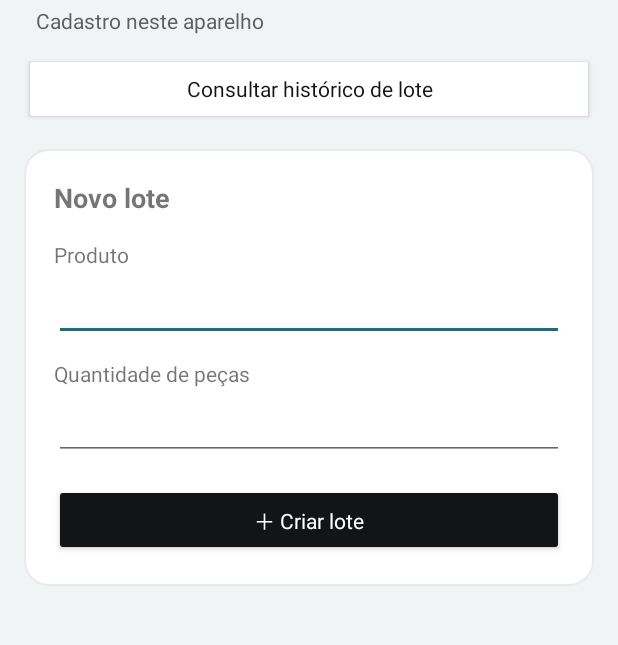
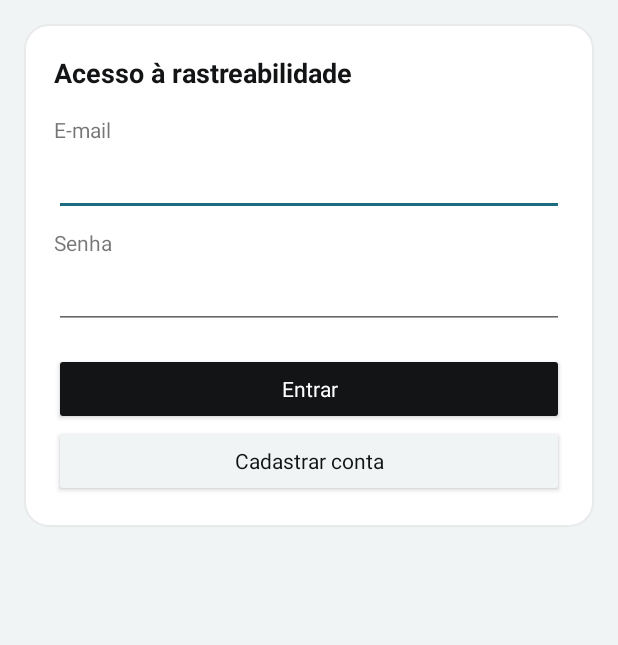
Before and after one commit to PedroVazN/rastreabilidade-de-lote, an Android app: the screen it shows after launch (MainActivity before the commit, LoginActivity after it), on a phone screen of 412 x 824 dp, the part 68-713 px from its top. Run offline under Robolectric (Android 15) with nearby library versions, the phone set to English and light mode, and no system bars; our stand-ins replace Firebase (no records; nobody signed in at launch, a user with empty details on screens opened directly).

Commit message:
Integra login, perfis e regras do Firebase

```diff
--- a/app/src/main/AndroidManifest.xml
+++ b/app/src/main/AndroidManifest.xml
@@ -1,11 +1,13 @@
 <manifest xmlns:android="http://schemas.android.com/apk/res/android">
+    <uses-permission android:name="android.permission.INTERNET" />
     <application android:allowBackup="false" android:label="@string/app_name" android:theme="@style/AppTheme">
-        <activity android:name=".MainActivity" android:exported="true">
+        <activity android:name=".LoginActivity" android:exported="true">
             <intent-filter>
                 <action android:name="android.intent.action.MAIN" />
                 <category android:name="android.intent.category.LAUNCHER" />
             </intent-filter>
         </activity>
+        <activity android:name=".MainActivity" android:exported="false" />
         <activity android:name=".HistoricoActivity" android:exported="false" />
     </application>
 </manifest>
--- /dev/null
+++ b/app/src/main/java/br/edu/unisenai/rastreabilidade/LoginActivity.java
@@ -0,0 +1,135 @@
+package br.edu.unisenai.rastreabilidade;
+
+import android.app.Activity;
+import android.content.Intent;
+import android.os.Bundle;
+import android.util.Patterns;
+import android.view.View;
+import android.view.WindowInsets;
+import android.widget.EditText;
+import android.widget.TextView;
+
+import com.google.firebase.auth.FirebaseAuth;
+import com.google.firebase.auth.FirebaseUser;
+import com.google.firebase.firestore.FirebaseFirestore;
+import com.google.firebase.firestore.Source;
+
+public class LoginActivity extends Activity {
+    static final String EXTRA_PERFIL = "perfil";
+    static final String EXTRA_UID = "uid";
+    static final String OPERADOR = "operador";
+    static final String QUALIDADE = "qualidade";
+
+    private FirebaseAuth auth;
+    private EditText email;
+    private EditText senha;
+    private TextView mensagem;
+    private View entrar;
+    private View cadastrar;
+    private boolean ocupado;
+
+    @Override
+    protected void onCreate(Bundle estado) {
+        super.onCreate(estado);
+        setContentView(R.layout.activity_login);
+        findViewById(R.id.tela).setOnApplyWindowInsetsListener((view, insets) -> {
+            android.graphics.Insets barras = insets.getInsets(WindowInsets.Type.systemBars()
+                    | WindowInsets.Type.displayCutout() | WindowInsets.Type.ime());
+            view.setPadding(barras.left, barras.top, barras.right, barras.bottom);
+            return insets;
+        });
+        auth = FirebaseAuth.getInstance();
+        email = findViewById(R.id.email);
+        senha = findViewById(R.id.senha);
+        mensagem = findViewById(R.id.mensagem_login);
+        entrar = findViewById(R.id.entrar);
+        cadastrar = findViewById(R.id.cadastrar);
+        entrar.setOnClickListener(view -> autenticar(false));
+        cadastrar.setOnClickListener(view -> autenticar(true));
+        FirebaseUser atual = auth.getCurrentUser();
+        if (atual != null) {
+            carregarPerfil(atual.getUid());
+        }
+    }
+
+    private void autenticar(boolean novaConta) {
+        if (ocupado) {
+            return;
+        }
+        FirebaseUser atual = auth.getCurrentUser();
+        if (!novaConta && atual != null) {
+            carregarPerfil(atual.getUid());
+            return;
+        }
+        String endereco = email.getText().toString().trim();
+        String segredo = senha.getText().toString();
+        if (!Patterns.EMAIL_ADDRESS.matcher(endereco).matches()) {
+            email.setError(getString(R.string.erro_email));
+            email.requestFocus();
+            return;
+        }
+        if (segredo.isEmpty() || (novaConta && segredo.length() < 6)) {
+            senha.setError(getString(novaConta ? R.string.erro_senha_curta : R.string.erro_senha));
+            senha.requestFocus();
+            return;
+        }
+        definirEstado(true, R.string.conectando);
+        var operacao = novaConta ? auth.createUserWithEmailAndPassword(endereco, segredo)
+                : auth.signInWithEmailAndPassword(endereco, segredo);
+        operacao.addOnCompleteListener(tarefa -> {
+            if (!tarefa.isSuccessful()) {
+                if (!isDestroyed()) {
+                    definirEstado(false, novaConta ? R.string.erro_cadastro : R.string.erro_login);
+                }
+                return;
+            }
+            if (novaConta) {
+                auth.signOut();
+                if (!isDestroyed()) {
+                    senha.setText("");
+                    definirEstado(false, R.string.cadastro_pendente);
+                }
+                return;
+            }
+            FirebaseUser usuario = auth.getCurrentUser();
+            if (!isDestroyed() && usuario != null) {
+                carregarPerfil(usuario.getUid());
+            }
+        });
+    }
+
+    private void carregarPerfil(String uid) {
+        definirEstado(true, R.string.conectando);
+        FirebaseFirestore.getInstance().collection("usuarios").document(uid).get(Source.SERVER)
+                .addOnCompleteListener(tarefa -> {
+                    if (isDestroyed() || isFinishing()) {
+                        return;
+                    }
+                    if (!tarefa.isSuccessful()) {
+                        auth.signOut();
+                        definirEstado(false, R.string.erro_perfil);
+                        return;
+                    }
+                    Object perfil = tarefa.getResult().get("perfil");
+                    FirebaseUser atual = auth.getCurrentUser();
+                    if (atual == null || !uid.equals(atual.getUid())
+                            || (!OPERADOR.equals(perfil) && !QUALIDADE.equals(perfil))) {
+                        auth.signOut();
+                        definirEstado(false, R.string.sem_perfil);
+                        return;
+                    }
+                    startActivity(new Intent(this, MainActivity.class)
+                            .putExtra(EXTRA_UID, uid).putExtra(EXTRA_PERFIL, (String) perfil)
+                            .addFlags(Intent.FLAG_ACTIVITY_NEW_TASK | Intent.FLAG_ACTIVITY_CLEAR_TASK));
+                    finish();
+                });
+    }
+
+    private void definirEstado(boolean carregando, int texto) {
+        ocupado = carregando;
+        entrar.setEnabled(!carregando);
+        cadastrar.setEnabled(!carregando);
+        mensagem.setText(texto);
+        mensagem.setVisibility(View.VISIBLE);
+    }
+}
--- /dev/null
+++ b/app/src/main/res/layout/activity_login.xml
@@ -0,0 +1,38 @@
+<ScrollView xmlns:android="http://schemas.android.com/apk/res/android"
+    android:id="@+id/tela" android:layout_width="match_parent"
+    android:layout_height="match_parent" android:fillViewport="true">
+    <LinearLayout android:layout_width="match_parent" android:layout_height="wrap_content"
+        android:orientation="vertical" android:padding="16dp">
+        <TextView android:layout_width="match_parent" android:layout_height="wrap_content"
+            android:paddingHorizontal="8dp" android:text="@string/app_name" android:textColor="#131416"
+            android:textSize="22sp" android:textStyle="bold" android:accessibilityHeading="true" />
+        <LinearLayout android:layout_width="match_parent" android:layout_height="wrap_content"
+            android:layout_marginTop="16dp" android:orientation="vertical"
+            android:padding="20dp" android:background="@drawable/folha">
+            <TextView android:layout_width="match_parent" android:layout_height="wrap_content"
+                android:text="@string/acesso" android:textColor="#131416" android:textSize="18sp"
+                android:textStyle="bold" android:accessibilityHeading="true" />
+            <TextView android:layout_width="match_parent" android:layout_height="wrap_content"
+                android:layout_marginTop="16dp" android:text="@string/email" android:labelFor="@id/email" />
+            <EditText android:id="@+id/email" android:layout_width="match_parent"
+                android:layout_height="wrap_content" android:minHeight="48dp"
+                android:autofillHints="emailAddress" android:inputType="textEmailAddress" />
+            <TextView android:layout_width="match_parent" android:layout_height="wrap_content"
+                android:layout_marginTop="8dp" android:text="@string/senha" android:labelFor="@id/senha" />
+            <EditText android:id="@+id/senha" android:layout_width="match_parent"
+                android:layout_height="wrap_content" android:minHeight="48dp"
+                android:autofillHints="password" android:inputType="textPassword" />
+            <Button android:id="@+id/entrar" android:layout_width="match_parent"
+                android:layout_height="wrap_content" android:layout_marginTop="16dp"
+                android:backgroundTint="#131416" android:textColor="#FFFFFF"
+                android:text="@string/entrar" android:textAllCaps="false" />
+            <Button android:id="@+id/cadastrar" android:layout_width="match_parent"
+                android:layout_height="wrap_content" android:backgroundTint="#F1F4F5"
+                android:textColor="#131416" android:text="@string/criar_conta" android:textAllCaps="false" />
+            <TextView android:id="@+id/mensagem_login" android:layout_width="match_parent"
+                android:layout_height="wrap_content" android:layout_marginTop="12dp"
+                android:textColor="#5D5F60" android:accessibilityLiveRegion="polite"
+                android:visibility="gone" />
+        </LinearLayout>
+    </LinearLayout>
+</ScrollView>
--- a/app/src/main/res/values/strings.xml
+++ b/app/src/main/res/values/strings.xml
@@ -1,5 +1,22 @@
 <resources>
     <string name="app_name">Rastreabilidade de Lote</string>
+    <string name="acesso">Acesso à rastreabilidade</string>
+    <string name="email">E-mail</string>
+    <string name="senha">Senha</string>
+    <string name="entrar">Entrar</string>
+    <string name="criar_conta">Cadastrar conta</string>
+    <string name="sair">Sair</string>
+    <string name="perfil_operador">Operador de etapa</string>
+    <string name="perfil_qualidade">Qualidade</string>
+    <string name="erro_email">Informe um e-mail válido.</string>
+    <string name="erro_senha">Informe a senha.</string>
+    <string name="erro_senha_curta">Use pelo menos 6 caracteres.</string>
+    <string name="erro_login">Confira o e-mail e a senha e tente novamente.</string>
+    <string name="erro_cadastro">Não foi possível cadastrar a conta. Confira o e-mail e a política de senha.</string>
+    <string name="erro_perfil">Não foi possível carregar seu perfil. Confira a conexão e tente novamente.</string>
+    <string name="sem_perfil">Conta sem perfil autorizado. Peça à equipe para atribuir seu perfil no Firebase.</string>
+    <string name="cadastro_pendente">Conta criada. Peça à equipe para liberar seu perfil antes de entrar.</string>
+    <string name="conectando">Conectando…</string>
     <string name="local">Cadastro neste aparelho</string>
     <string name="novo">Novo lote</string>
     <string name="produto">Produto</string>
--- a/build.gradle
+++ b/build.gradle
@@ -1,3 +1,4 @@
 plugins {
     id 'com.android.application' version '9.0.1' apply false
+    id 'com.google.gms.google-services' version '4.6.0' apply false
 }
```
Also changed, not shown: app/build.gradle (+7 -1 lines), app/src/main/java/br/edu/unisenai/rastreabilidade/MainActivity.java (+24 -1 lines), app/src/main/res/layout/activity_main.xml (+5 -3 lines), 4 other files.
